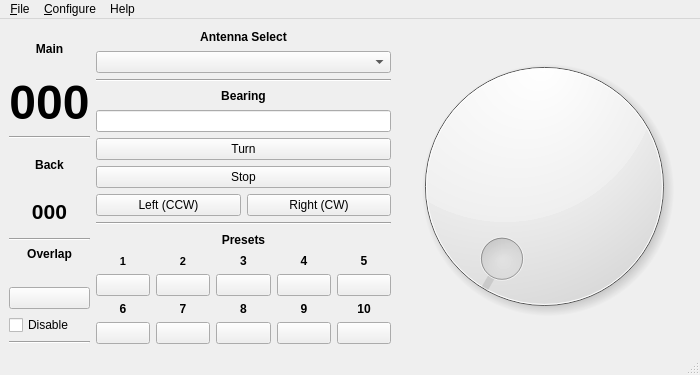
Above: mqt/MqtRotator/rotatormainwindow.ui from zsteva/backup-minos2 before the change. Below: the same form after it.
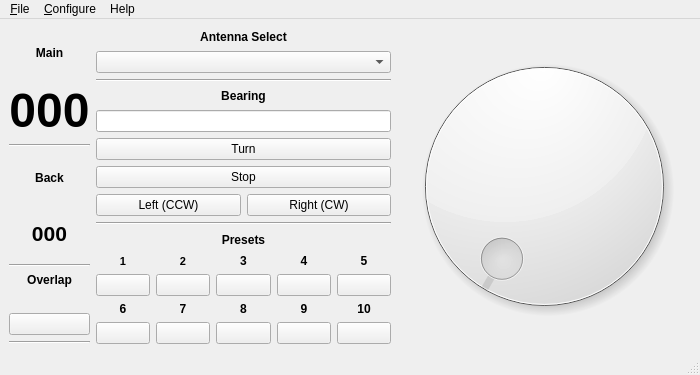
That is the form after the change. Custom widgets are drawn as their Qt base class.

Commit message: add new rotate target calc engine to use currentMaxAzimuth and currentMinAzimuth - same for check endstop - added timer to checkmoving and removed disable overlap checkbox from mainwindow.

```diff
--- a/mqt/MqtRotator/rotatormainwindow.ui
+++ b/mqt/MqtRotator/rotatormainwindow.ui
@@ -162,13 +162,6 @@
           </property>
          </widget>
         </item>
-        <item>
-         <widget class="QCheckBox" name="overLapDisable">
-          <property name="text">
-           <string>Disable</string>
-          </property>
-         </widget>
-        </item>
         <item>
          <widget class="Line" name="line_5">
           <property name="orientation">
```
The commit also changes 6 other files.
